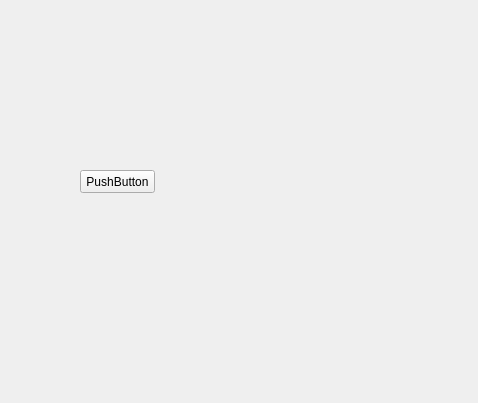
Above: KHYControl/dragview/dragview.ui from yolens11/ly before the change. Below: the same form after it.
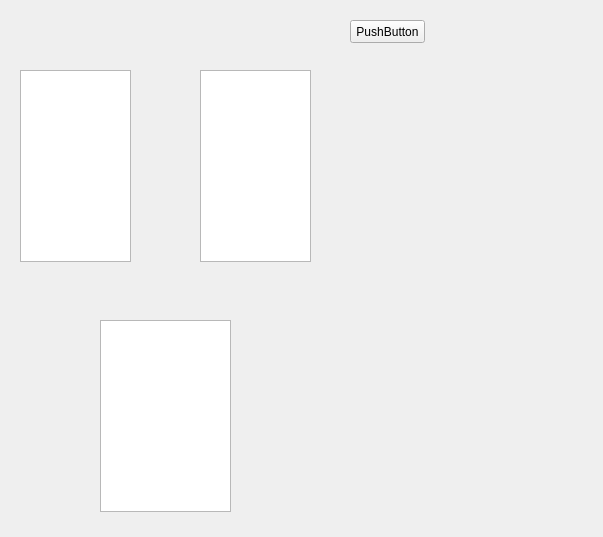
That is the form after the change. Custom widgets are drawn as their Qt base class.

Diff of the .ui file:
```diff
--- a/KHYControl/dragview/dragview.ui
+++ b/KHYControl/dragview/dragview.ui
@@ -6,8 +6,8 @@
    <rect>
     <x>0</x>
     <y>0</y>
-    <width>478</width>
-    <height>403</height>
+    <width>603</width>
+    <height>537</height>
    </rect>
   </property>
   <property name="windowTitle">
@@ -16,8 +16,8 @@
   <widget class="DragButton" name="pushButton">
    <property name="geometry">
     <rect>
-     <x>80</x>
-     <y>170</y>
+     <x>350</x>
+     <y>20</y>
      <width>75</width>
      <height>23</height>
     </rect>
@@ -26,6 +26,36 @@
     <string>PushButton</string>
    </property>
   </widget>
+  <widget class="QTreeView" name="treeView">
+   <property name="geometry">
+    <rect>
+     <x>20</x>
+     <y>70</y>
+     <width>111</width>
+     <height>192</height>
+    </rect>
+   </property>
+  </widget>
+  <widget class="QTreeView" name="treeView_2">
+   <property name="geometry">
+    <rect>
+     <x>200</x>
+     <y>70</y>
+     <width>111</width>
+     <height>192</height>
+    </rect>
+   </property>
+  </widget>
+  <widget class="QTableView" name="tableView">
+   <property name="geometry">
+    <rect>
+     <x>100</x>
+     <y>320</y>
+     <width>131</width>
+     <height>192</height>
+    </rect>
+   </property>
+  </widget>
  </widget>
  <customwidgets>
   <customwidget>
```
